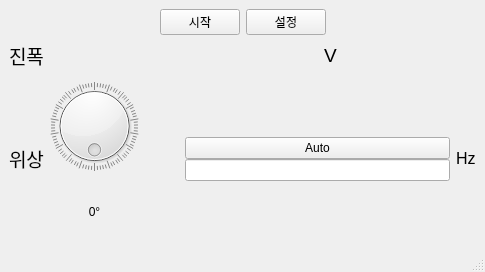
The window that main_window.ui (gkdisdhfl1/PowerSimulator) describes before a commit, drawn with Qt 5.
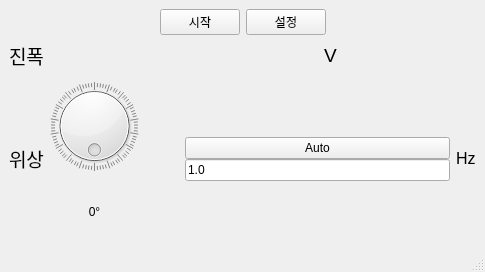
The same window after the commit. Custom widgets are drawn as their Qt base class.

Commit message:
Perf: GraphWindow 최적화
모든 데이터 포인트를 처리하는 대신, 현재 그래프 폭 내에서 보이는 데이터 포인트만 효율적으로 추출하고 렌더링하여, 대규모
데이터셋에 대한 오버헤드를 크게 줄임.

The edit to the form file:
```diff
--- a/main_window.ui
+++ b/main_window.ui
@@ -189,7 +189,11 @@
          </widget>
         </item>
         <item>
-         <widget class="QLineEdit" name="rpmEdit"/>
+         <widget class="QLineEdit" name="rpmEdit">
+          <property name="text">
+           <string>1.0</string>
+          </property>
+         </widget>
         </item>
         <item>
          <spacer name="verticalSpacer_2">
```
The commit also changes 2 other files.
